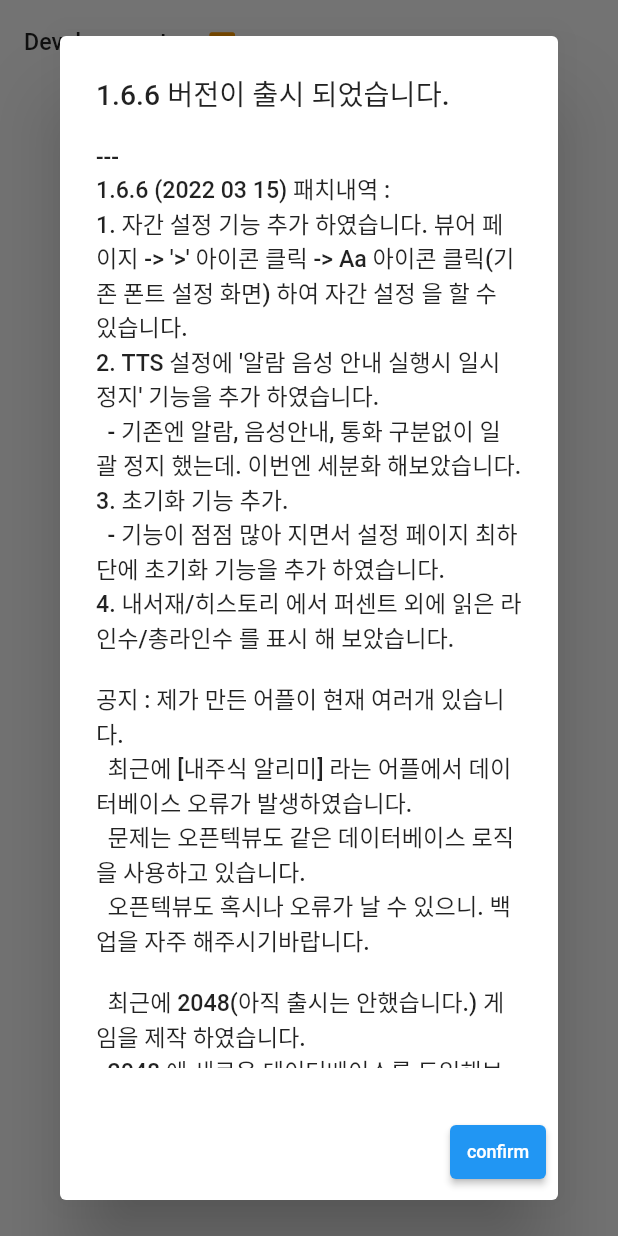
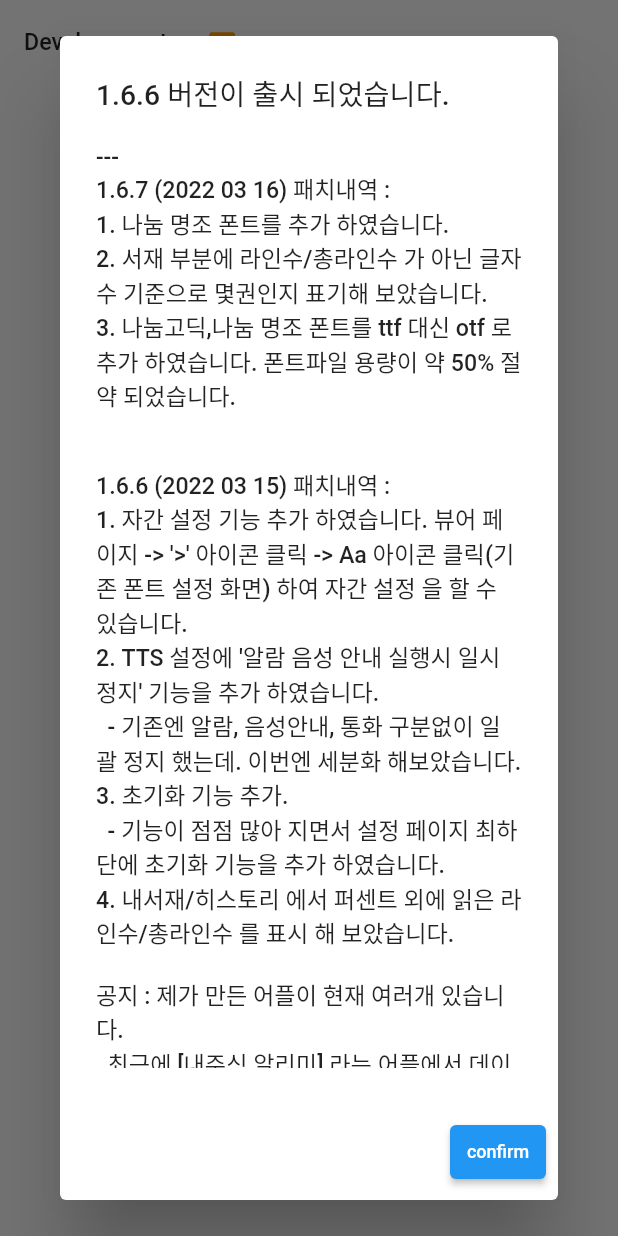
Before and after one commit to ODANUS/openTextView, a Flutter app: the DeveloperNotes widget shown alone on an empty page, opened directly, after a tap on "Developer notes", on a phone screen of 412 x 824 dp. Run offline on Flutter 3.47's test engine with Material 2 defaults, Android fonts, the phone set to English and light mode, and no system bars; our stand-ins replace audio_service, dio, file_picker, flutter_colorpicker, flutter_screenutil, flutter_slidable and 12 more; missing offline and left inert: audio_session, charset_converter, epubx, flutter_charset_detector, flutter_file_dialog, googleapis; accounts and stored records are empty; generated files the repository leaves out were written again; network calls fail; project files that could hold a hidden picture were left out.

Commit message:
폰트 추가 / 서재 라인수 대신 권수로 표기.

```diff
--- a/lib/box_ctl.dart
+++ b/lib/box_ctl.dart
@@ -22,6 +22,7 @@ class BoxCtl extends GetxController with WidgetsBindingObserver {
     "OpenSans",
     "ReadexPro",
     "Roboto",
+    "NanumMyeongjo",
   ];
 
   static Store? store;
--- a/lib/component/option_developer_notes.dart
+++ b/lib/component/option_developer_notes.dart
@@ -18,6 +18,12 @@ class DeveloperNotes extends GetView<BoxCtl> {
   final ctl = Get.put(DeveloperNotesCtl());
   final String content = """
 ---
+1.6.7 (2022 03 16) 패치내역 :
+1. 나눔 명조 폰트를 추가 하였습니다.
+2. 서재 부분에 라인수/총라인수 가 아닌 글자 수 기준으로 몇권인지 표기해 보았습니다.
+3. 나눔고딕,나눔 명조 폰트를 ttf 대신 otf 로 추가 하였습니다. 폰트파일 용량이 약 50% 절약 되었습니다.
+
+
 1.6.6 (2022 03 15) 패치내역 :
 1. 자간 설정 기능 추가 하였습니다. 뷰어 페이지 -> '>' 아이콘 클릭 -> Aa 아이콘 클릭(기존 폰트 설정 화면) 하여 자간 설정 을 할 수 있습니다.
 2. TTS 설정에 '알람 음성 안내 실행시 일시 정지' 기능을 추가 하였습니다.
--- a/lib/pages/history_page.dart
+++ b/lib/pages/history_page.dart
@@ -99,7 +99,7 @@ class HistoryPage extends GetView<BoxCtl> {
                     }
                     String total_books = "";
                     if (e.contentsLen > 0) {
-                      total_books = "${e.contentsLen ~/ 160000}권";
+                      total_books = "${e.contentsLen ~/ 160000}${"books".tr}";
                     }
                     return '$imageUri,"${e.name.split(".").first}","${e.pos}","${e.date}",$pos,$total_books,${e.memo}';
                   })
--- a/lib/pages/library_page.dart
+++ b/lib/pages/library_page.dart
@@ -279,7 +279,7 @@ class LibraryPage extends GetView<BoxCtl> {
                                                 CrossAxisAlignment.start,
                                             children: [
                                                 Text(
-                                                    '${(targetList.first.pos / targetList.first.length * 100).toStringAsFixed(2)}% : ${targetList.first.pos}/${targetList.first.length}'),
+                                                    '${(targetList.first.pos / targetList.first.length * 100).toStringAsFixed(2)}% (${targetList.first.contentsLen ~/ 160000}${"books".tr})'),
                                                 Row(children: [
                                                   Flexible(
                                                     child: Text(
```
Also changed, not shown: pubspec.yaml (+8 -7 lines), assets/fonts/OpenSans-Bold.ttf (deleted), assets/fonts/ReadexPro-Bold.ttf (deleted), assets/fonts/Roboto-Bold.ttf (deleted), 3 other files.
